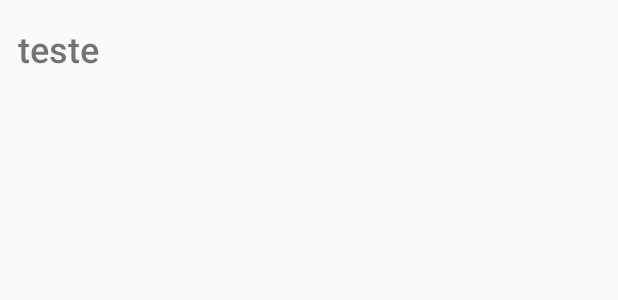
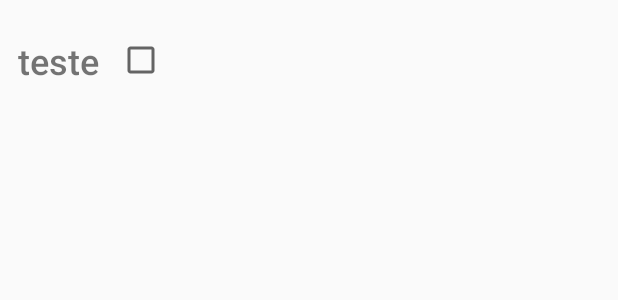
Before and after one commit to marianacavichioli/Projeto2, an Android app: the layout item_word.xml on its own in the app's theme, with its tools: preview values and no code run, on a phone screen of 412 x 824 dp. Shown: the top 300 px of the screen. Run offline under Robolectric (Android 15) with nearby library versions, the phone set to English and light mode, and no system bars.

Commit message:
Adicionando e removendo sellectedWords no adapter

```diff
--- a/app/src/main/java/com/mobile2/projeto2/activities/wordselector_activity/WordSelectorActivity.java
+++ b/app/src/main/java/com/mobile2/projeto2/activities/wordselector_activity/WordSelectorActivity.java
@@ -12,6 +12,7 @@ import com.mobile2.projeto2.activities.syllable_activity.SyllableActivityActivit
 import com.mobile2.projeto2.entity.Word;
 import com.mobile2.projeto2.util.Constans;
 
+import java.util.ArrayList;
 import java.util.List;
 
 import butterknife.BindView;
@@ -26,6 +27,7 @@ public class WordSelectorActivity extends AppCompatActivity implements WordSelec
 
     LinearLayoutManager mLinearLayoutManager;
     WordAdapter mAdapter;
+
 
     @Override
     protected void onCreate(@Nullable Bundle savedInstanceState) {
@@ -43,7 +45,7 @@ public class WordSelectorActivity extends AppCompatActivity implements WordSelec
 
     @Override
     public void setWordList(List<Word> wordList) {
-        mAdapter = new WordAdapter(wordList, this::goToSyllableActivity);
+        mAdapter = new WordAdapter(wordList);
         mRecyclerView.setAdapter(mAdapter);
     }
 
@@ -57,4 +59,5 @@ public class WordSelectorActivity extends AppCompatActivity implements WordSelec
     public void onError(String message) {
         finish();
     }
+
 }
--- a/app/src/main/java/com/mobile2/projeto2/activities/wordselector_activity/WordSelectorInterface.java
+++ b/app/src/main/java/com/mobile2/projeto2/activities/wordselector_activity/WordSelectorInterface.java
@@ -2,6 +2,7 @@ package com.mobile2.projeto2.activities.wordselector_activity;
 
 import com.mobile2.projeto2.entity.Word;
 
+import java.util.ArrayList;
 import java.util.List;
 
 interface WordSelectorInterface {
@@ -14,5 +15,6 @@ interface WordSelectorInterface {
         void setWordList(List<Word> wordList);
 
         void onError(String message);
+
     }
 }
--- a/app/src/main/java/com/mobile2/projeto2/activities/wordselector_activity/WordSelectorPresenter.java
+++ b/app/src/main/java/com/mobile2/projeto2/activities/wordselector_activity/WordSelectorPresenter.java
@@ -2,11 +2,15 @@ package com.mobile2.projeto2.activities.wordselector_activity;
 
 import android.annotation.SuppressLint;
 
+import com.mobile2.projeto2.entity.Word;
 import com.mobile2.projeto2.repository.GeneralRepository;
+
+import java.util.ArrayList;
 
 public class WordSelectorPresenter implements WordSelectorInterface.Presenter {
 
     WordSelectorInterface.View mView;
+
 
     public WordSelectorPresenter(WordSelectorInterface.View mView) {
         this.mView = mView;
@@ -21,4 +25,5 @@ public class WordSelectorPresenter implements WordSelectorInterface.Presenter {
                     mView.onError(throwable.getMessage());
                 });
     }
+
 }
--- a/app/src/main/res/layout/item_syllable_answer.xml
+++ b/app/src/main/res/layout/item_syllable_answer.xml
@@ -1,6 +1,7 @@
 <?xml version="1.0" encoding="utf-8"?>
 <android.support.constraint.ConstraintLayout xmlns:android="http://schemas.android.com/apk/res/android"
     xmlns:app="http://schemas.android.com/apk/res-auto"
+    xmlns:tools="http://schemas.android.com/tools"
     android:layout_width="wrap_content"
     android:layout_height="wrap_content"
     android:padding="12dp">
@@ -21,4 +22,5 @@
         app:layout_constraintEnd_toEndOf="@id/text"
         app:layout_constraintStart_toStartOf="@id/text"
         app:layout_constraintTop_toBottomOf="@id/text" />
+
 </android.support.constraint.ConstraintLayout>
--- a/app/src/main/res/layout/item_word.xml
+++ b/app/src/main/res/layout/item_word.xml
@@ -1,18 +1,31 @@
 <?xml version="1.0" encoding="utf-8"?>
 <android.support.constraint.ConstraintLayout xmlns:android="http://schemas.android.com/apk/res/android"
+    xmlns:tools="http://schemas.android.com/tools"
     android:layout_width="match_parent"
     android:layout_height="wrap_content"
     android:layout_marginBottom="12dp"
     android:layout_marginTop="12dp">
 
+    <LinearLayout  android:layout_width="match_parent"
+        android:layout_height="match_parent"
+        android:orientation="horizontal"
+        android:gravity="center_vertical">
+
         <TextView
             android:id="@+id/text_view_item_word"
-        android:layout_width="match_parent"
-        android:layout_height="match_parent"
+            android:layout_width="wrap_content"
+            android:layout_height="wrap_content"
             android:layout_margin="8dp"
             android:fontFamily="sans-serif-medium"
             android:padding="4dp"
             android:text="teste"
             android:textSize="24sp" />
 
+        <CheckBox
+            android:id="@+id/checkBox"
+            android:layout_width="wrap_content"
+            android:layout_height="wrap_content" />
+
+    </LinearLayout>
+
 </android.support.constraint.ConstraintLayout>
```
Also changed, not shown: app/src/main/java/com/mobile2/projeto2/activities/wordselector_activity/WordAdapter.java (+18 -4 lines). Lines whose indentation alone changed are shown as unchanged.
